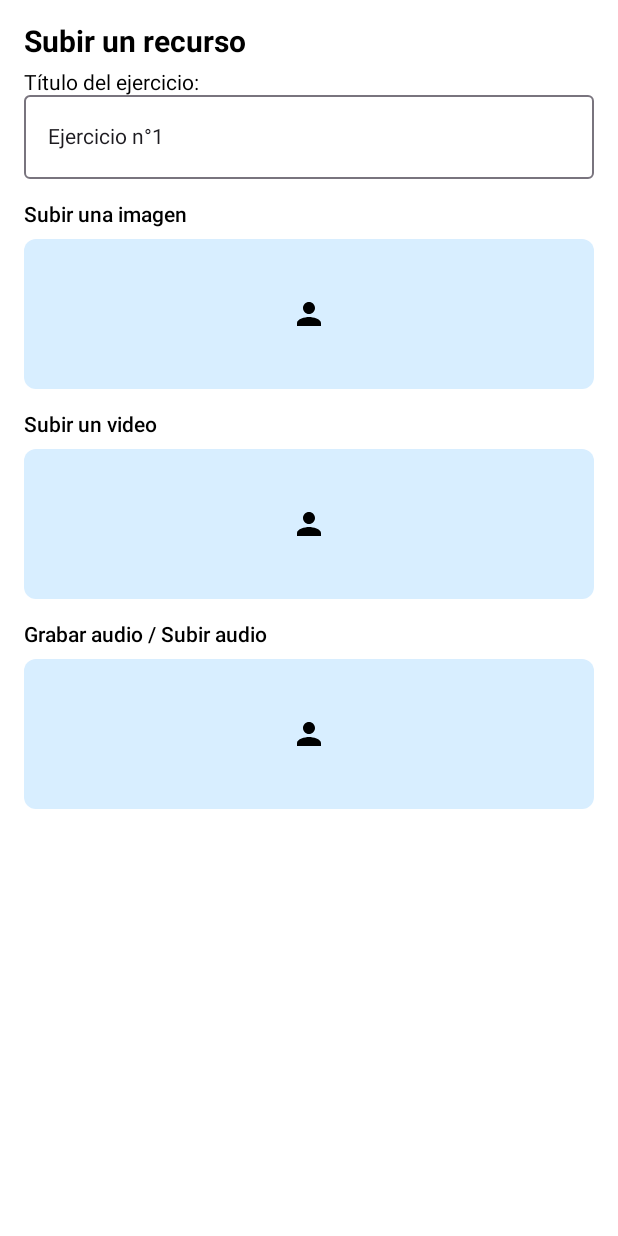
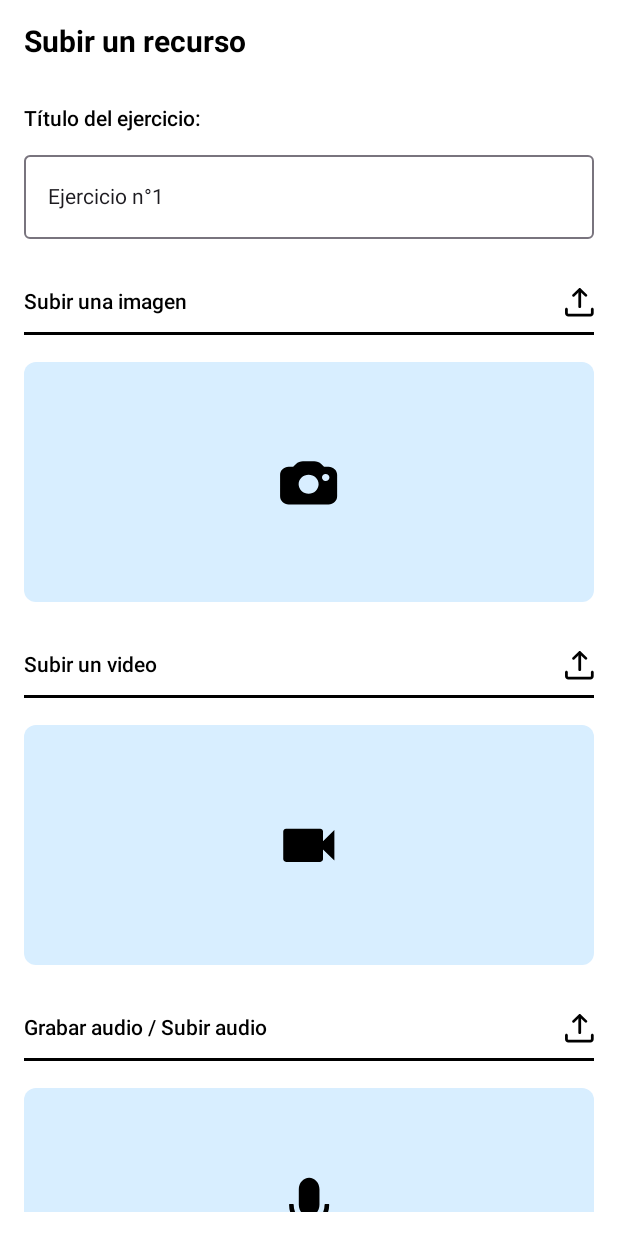
Before and after one commit to 11damia/MindSpeak, an Android app built with Jetpack Compose: the @Preview function UploadResourceApp, on a phone screen of 412 x 824 dp. Run offline under Robolectric (Android 15) with nearby library versions, the light colour scheme and no system bars.

Commit message:
UploadResource made

```diff
--- a/app/src/main/java/cat/dam/mindspeak/ui/navigation/NavigationHost.kt
+++ b/app/src/main/java/cat/dam/mindspeak/ui/navigation/NavigationHost.kt
@@ -19,6 +19,7 @@ import cat.dam.mindspeak.ui.screens.LogoPage
 import cat.dam.mindspeak.ui.screens.supervisor.NotificationScreen
 import cat.dam.mindspeak.ui.screens.SignUp
 import cat.dam.mindspeak.ui.screens.UserProblems
+import cat.dam.mindspeak.ui.screens.supervisor.UploadResourceApp
 import cat.dam.mindspeak.ui.theme.LocalCustomColors
 
 @Composable
@@ -31,6 +32,7 @@ fun NavigationHost(
         composable("logo") { LogoPage(navController) }
         composable("signup") { SignUp(navController) }
         composable("homesupervis") { HomeSupervisorScreen(navController) }
+        composable("upload"){ UploadResourceApp() }
         composable("notis") { NotificationScreen(navController) }
         composable("problemas") { UserProblems(navController) }
         composable("login") {Login(navController = navController, userViewModel = userRoleViewModel)}
--- a/app/src/main/java/cat/dam/mindspeak/ui/screens/Login.kt
+++ b/app/src/main/java/cat/dam/mindspeak/ui/screens/Login.kt
@@ -32,6 +32,7 @@ import androidx.navigation.NavHostController
 import cat.dam.mindspeak.firebase.FirebaseManager
 import cat.dam.mindspeak.model.UserViewModel
 import cat.dam.mindspeak.ui.theme.LocalCustomColors
+import cat.dam.mindspeak.ui.theme.White
 import kotlinx.coroutines.launch
 
 
@@ -154,7 +155,7 @@ fun Login(navController: NavHostController,userViewModel:UserViewModel) {
                 },
                 modifier = Modifier.fillMaxWidth()
             ) {
-                Text(text = "Iniciar sessió")
+                Text(text = "Iniciar sessió",color = White)
             }
             Spacer(modifier = Modifier.height(16.dp))
         }
--- a/app/src/main/java/cat/dam/mindspeak/ui/screens/LogoPage.kt
+++ b/app/src/main/java/cat/dam/mindspeak/ui/screens/LogoPage.kt
@@ -24,8 +24,8 @@ import androidx.compose.ui.unit.dp
 import androidx.compose.ui.unit.sp
 import androidx.navigation.NavHostController
 import cat.dam.mindspeak.R
-import cat.dam.mindspeak.ui.theme.Black
 import cat.dam.mindspeak.ui.theme.LocalCustomColors
+import cat.dam.mindspeak.ui.theme.White
 
 @Composable
 fun LogoPage(navController: NavHostController) {
@@ -79,7 +79,7 @@ fun LogoPage(navController: NavHostController) {
                         .width(300.dp)
                         .height(50.dp)
                 ) {
-                    Text(text = "Iniciar Sesión", color = Black)
+                    Text(text = "Iniciar Sesión", color = White)
                 }
                 Spacer(Modifier.height(8.dp))
             }
--- a/app/src/main/java/cat/dam/mindspeak/ui/screens/supervisor/UploadResource.kt
+++ b/app/src/main/java/cat/dam/mindspeak/ui/screens/supervisor/UploadResource.kt
@@ -1,72 +1,129 @@
 package cat.dam.mindspeak.ui.screens.supervisor
 
+import androidx.compose.foundation.Image
 import androidx.compose.foundation.background
+import androidx.compose.foundation.clickable
 import androidx.compose.foundation.layout.Arrangement
 import androidx.compose.foundation.layout.Box
 import androidx.compose.foundation.layout.Column
+import androidx.compose.foundation.layout.Row
 import androidx.compose.foundation.layout.Spacer
 import androidx.compose.foundation.layout.fillMaxSize
 import androidx.compose.foundation.layout.fillMaxWidth
 import androidx.compose.foundation.layout.height
 import androidx.compose.foundation.layout.padding
 import androidx.compose.foundation.layout.size
+import androidx.compose.foundation.lazy.LazyColumn
 import androidx.compose.foundation.shape.RoundedCornerShape
-import androidx.compose.material.icons.Icons
-import androidx.compose.material.icons.filled.Person
-import androidx.compose.material3.Icon
+import androidx.compose.material3.HorizontalDivider
 import androidx.compose.material3.OutlinedTextField
 import androidx.compose.material3.Text
 import androidx.compose.runtime.Composable
 import androidx.compose.ui.Alignment
 import androidx.compose.ui.Modifier
-import androidx.compose.ui.graphics.vector.ImageVector
+import androidx.compose.ui.res.painterResource
 import androidx.compose.ui.text.font.FontWeight
 import androidx.compose.ui.tooling.preview.Preview
+import androidx.compose.ui.unit.Dp
 import androidx.compose.ui.unit.dp
 import androidx.compose.ui.unit.sp
+import cat.dam.mindspeak.R
 import cat.dam.mindspeak.ui.theme.LocalCustomColors
 
 @Preview
 @Composable
 fun UploadResourceApp() {
-    Column(
+    LazyColumn(
         modifier = Modifier
             .fillMaxSize()
             .padding(16.dp),
         verticalArrangement = Arrangement.Top,
         horizontalAlignment = Alignment.Start
     ) {
+        item {
         Text(text = "Subir un recurso", color = LocalCustomColors.current.text1,fontSize = 20.sp, fontWeight = FontWeight.Bold)
-        Spacer(modifier = Modifier.height(8.dp))
-
-        Text(text = "Título del ejercicio:", color = LocalCustomColors.current.text1)
-        OutlinedTextField(
-            value = "Ejercicio n°1",
-            onValueChange = {},
-            modifier = Modifier.fillMaxWidth()
-        )
-        Spacer(modifier = Modifier.height(16.dp))
-
-        UploadSection(title = "Subir una imagen", icon = Icons.Default.Person)
-        UploadSection(title = "Subir un video", icon = Icons.Default.Person)
-        UploadSection(title = "Grabar audio / Subir audio", icon = Icons.Default.Person)
+        Spacer(modifier = Modifier.height(32.dp))
+        }
+        item {
+            Text(text = "Título del ejercicio:", fontWeight = FontWeight.Medium,color = LocalCustomColors.current.text1)
+            Spacer(modifier = Modifier.height(16.dp))
+            OutlinedTextField(
+                value = "Ejercicio n°1",
+                onValueChange = {},
+                modifier = Modifier.fillMaxWidth()
+            )
+            Spacer(modifier = Modifier.height(32.dp))
+        }
+        item {
+            UploadSection(
+                title = "Subir una imagen",
+                imageResId = R.drawable.cam, // ID de la imagen
+                onClick = { /* Lógica para subir una imagen */ }
+            )
+        }
+        item {
+            UploadSection(
+                title = "Subir un video",
+                imageResId = R.drawable.video, // ID de la imagen
+                onClick = { /* Lógica para subir un video */ }
+            )
+        }
+        item {
+            UploadSection(
+                title = "Grabar audio / Subir audio",
+                imageResId = R.drawable.audio, // ID de la imagen
+                onClick = { /* Lógica para grabar o subir audio */ }
+            )
+        }
     }
 }
 
 @Composable
-fun UploadSection(title: String, icon: ImageVector) {
-    Column(modifier = Modifier.fillMaxWidth()) {
-        Text(text = title, fontWeight = FontWeight.Medium, color = LocalCustomColors.current.text1)
+fun UploadSection(title: String, imageResId: Int, imageSize: Dp = 48.dp, onClick: () -> Unit) {
+    Column(
+        modifier = Modifier
+            .fillMaxWidth()
+    ) {
+        Row(
+            modifier = Modifier.fillMaxWidth(),
+            verticalAlignment = Alignment.CenterVertically
+        ) {
+            Text(
+                text = title,
+                fontWeight = FontWeight.Medium,
+                color = LocalCustomColors.current.text1,
+                modifier = Modifier.weight(1f)
+            )
+            Box(
+                modifier = Modifier
+                    .clickable {}
+            ) {
+                Image(
+                    painter = painterResource(id = R.drawable.upload),
+                    contentDescription = "Upload",
+                    modifier = Modifier.size(20.dp))
+            }
+
+        }
+        HorizontalDivider(
+            modifier = Modifier.padding(vertical = 10.dp),
+            thickness = 2.dp,
+            color = LocalCustomColors.current.text1
+        )
         Spacer(modifier = Modifier.height(8.dp))
         Box(
             modifier = Modifier
                 .fillMaxWidth()
-                .height(100.dp)
+                .height(160.dp)
+                .clickable { onClick() }
                 .background(LocalCustomColors.current.third, shape = RoundedCornerShape(8.dp)),
             contentAlignment = Alignment.Center
         ) {
-            Icon(imageVector = icon, contentDescription = title, modifier = Modifier.size(24.dp))
+            Image(
+                painter = painterResource(id = imageResId),
+                contentDescription = title,
+                modifier = Modifier.size(imageSize))
         }
-        Spacer(modifier = Modifier.height(16.dp))
     }
+    Spacer(modifier = Modifier.height(32.dp))
 }
--- /dev/null
+++ b/app/src/main/res/drawable/audio.xml
@@ -0,0 +1,9 @@
+<vector xmlns:android="http://schemas.android.com/apk/res/android"
+    android:width="32dp"
+    android:height="37dp"
+    android:viewportWidth="32"
+    android:viewportHeight="37">
+  <path
+      android:pathData="M16,22.81C18.934,22.81 21.313,20.142 21.313,16.85V8.903C21.313,5.611 18.934,2.943 16,2.943C13.066,2.943 10.688,5.611 10.688,8.903V16.85C10.688,20.142 13.066,22.81 16,22.81ZM26.313,16.779C26.313,16.623 26.2,16.495 26.063,16.495H24.188C24.05,16.495 23.938,16.623 23.938,16.779C23.938,21.756 20.384,25.79 16,25.79C11.616,25.79 8.063,21.756 8.063,16.779C8.063,16.623 7.95,16.495 7.813,16.495H5.938C5.8,16.495 5.688,16.623 5.688,16.779C5.688,22.764 9.644,27.702 14.75,28.401V32.033H10.209C9.781,32.033 9.438,32.541 9.438,33.169V34.446C9.438,34.602 9.525,34.73 9.631,34.73H22.369C22.475,34.73 22.563,34.602 22.563,34.446V33.169C22.563,32.541 22.219,32.033 21.791,32.033H17.125V28.419C22.291,27.78 26.313,22.813 26.313,16.779Z"
+      android:fillColor="#000000"/>
+</vector>
--- /dev/null
+++ b/app/src/main/res/drawable/cam.xml
@@ -0,0 +1,9 @@
+<vector xmlns:android="http://schemas.android.com/apk/res/android"
+    android:width="30dp"
+    android:height="28dp"
+    android:viewportWidth="30"
+    android:viewportHeight="28">
+  <path
+      android:pathData="M23.158,7.361H21.273L20.085,6.237C19.397,5.585 18.189,5.112 17.216,5.112H12.462C11.489,5.112 10.281,5.585 9.593,6.237L8.405,7.361H6.52C4.554,7.361 2.954,8.875 2.954,10.736V19.733C2.954,21.594 4.554,23.108 6.52,23.108H23.158C25.124,23.108 26.724,21.594 26.724,19.733V10.736C26.724,8.875 25.124,7.361 23.158,7.361ZM14.839,18.609C13.736,18.608 12.677,18.194 11.897,17.455C11.117,16.717 10.679,15.715 10.679,14.671C10.679,13.627 11.118,12.625 11.898,11.887C12.679,11.149 13.737,10.734 14.84,10.734C15.943,10.734 17.002,11.149 17.782,11.888C18.562,12.626 19,13.628 19,14.672C19,15.716 18.561,16.718 17.781,17.456C17.001,18.194 15.942,18.609 14.839,18.609ZM21.97,13.321C21.767,13.321 21.566,13.283 21.378,13.21C21.191,13.137 21.021,13.029 20.877,12.893C20.734,12.757 20.62,12.596 20.542,12.419C20.465,12.241 20.425,12.051 20.425,11.859C20.425,11.667 20.465,11.477 20.542,11.3C20.62,11.122 20.734,10.961 20.877,10.825C21.021,10.689 21.191,10.582 21.378,10.508C21.566,10.435 21.767,10.397 21.97,10.397C22.379,10.397 22.772,10.551 23.062,10.825C23.352,11.099 23.515,11.471 23.515,11.859C23.515,12.247 23.352,12.619 23.062,12.893C22.772,13.167 22.379,13.321 21.97,13.321Z"
+      android:fillColor="#000000"/>
+</vector>
--- /dev/null
+++ b/app/src/main/res/drawable/upload.xml
@@ -0,0 +1,18 @@
+<vector xmlns:android="http://schemas.android.com/apk/res/android"
+    android:width="28dp"
+    android:height="27dp"
+    android:viewportWidth="28"
+    android:viewportHeight="27">
+  <path
+      android:pathData="M2.263,18.423C2.607,18.423 2.936,18.559 3.178,18.8C3.421,19.041 3.557,19.368 3.557,19.709V23.572C3.557,23.808 3.75,24 3.989,24H24.691C24.805,24 24.915,23.955 24.996,23.875C25.077,23.794 25.122,23.685 25.122,23.572V19.709C25.122,19.368 25.258,19.041 25.501,18.8C25.744,18.559 26.073,18.423 26.416,18.423C26.759,18.423 27.088,18.559 27.331,18.8C27.574,19.041 27.71,19.368 27.71,19.709V23.572C27.71,24.367 27.392,25.13 26.826,25.693C26.26,26.256 25.492,26.572 24.691,26.572H3.989C3.188,26.572 2.42,26.256 1.854,25.693C1.288,25.13 0.969,24.367 0.969,23.572V19.709C0.969,19.368 1.106,19.041 1.348,18.8C1.591,18.559 1.92,18.423 2.263,18.423Z"
+      android:fillColor="#000000"
+      android:fillType="evenOdd"/>
+  <path
+      android:pathData="M14.688,2.279C15.031,2.279 15.36,2.415 15.603,2.656C15.846,2.897 15.982,3.224 15.982,3.565V17.427C15.982,17.768 15.846,18.096 15.603,18.337C15.36,18.578 15.031,18.713 14.688,18.713C14.345,18.713 14.016,18.578 13.773,18.337C13.531,18.096 13.394,17.768 13.394,17.427V3.567C13.394,3.226 13.531,2.899 13.773,2.657C14.016,2.416 14.345,2.279 14.688,2.279Z"
+      android:fillColor="#000000"
+      android:fillType="evenOdd"/>
+  <path
+      android:pathData="M13.784,0.366C14.026,0.131 14.35,0 14.688,0C15.026,0 15.351,0.131 15.592,0.366L21.361,5.965C21.602,6.204 21.737,6.528 21.739,6.866C21.741,7.205 21.609,7.53 21.371,7.772C21.133,8.014 20.809,8.153 20.469,8.159C20.129,8.165 19.8,8.038 19.553,7.805L14.688,3.083L9.823,7.805C9.702,7.925 9.558,8.02 9.4,8.085C9.242,8.15 9.072,8.183 8.9,8.182C8.729,8.181 8.56,8.146 8.402,8.08C8.244,8.013 8.101,7.916 7.982,7.795C7.862,7.673 7.768,7.529 7.705,7.37C7.642,7.212 7.611,7.043 7.614,6.873C7.617,6.703 7.654,6.535 7.723,6.379C7.792,6.223 7.891,6.082 8.015,5.965L13.784,0.366Z"
+      android:fillColor="#000000"
+      android:fillType="evenOdd"/>
+</vector>
--- /dev/null
+++ b/app/src/main/res/drawable/video.xml
@@ -0,0 +1,9 @@
+<vector xmlns:android="http://schemas.android.com/apk/res/android"
+    android:width="31dp"
+    android:height="30dp"
+    android:viewportWidth="31"
+    android:viewportHeight="30">
+  <path
+      android:pathData="M21.531,13.419V9.258C21.531,8.942 21.402,8.64 21.173,8.417C20.944,8.194 20.633,8.068 20.308,8.068H5.631C5.307,8.068 4.996,8.194 4.766,8.417C4.537,8.64 4.408,8.942 4.408,9.258V21.148C4.408,21.464 4.537,21.766 4.766,21.989C4.996,22.212 5.307,22.337 5.631,22.337H20.308C20.633,22.337 20.944,22.212 21.173,21.989C21.402,21.766 21.531,21.464 21.531,21.148V16.986L26.424,21.743V8.663L21.531,13.419Z"
+      android:fillColor="#000000"/>
+</vector>
```
